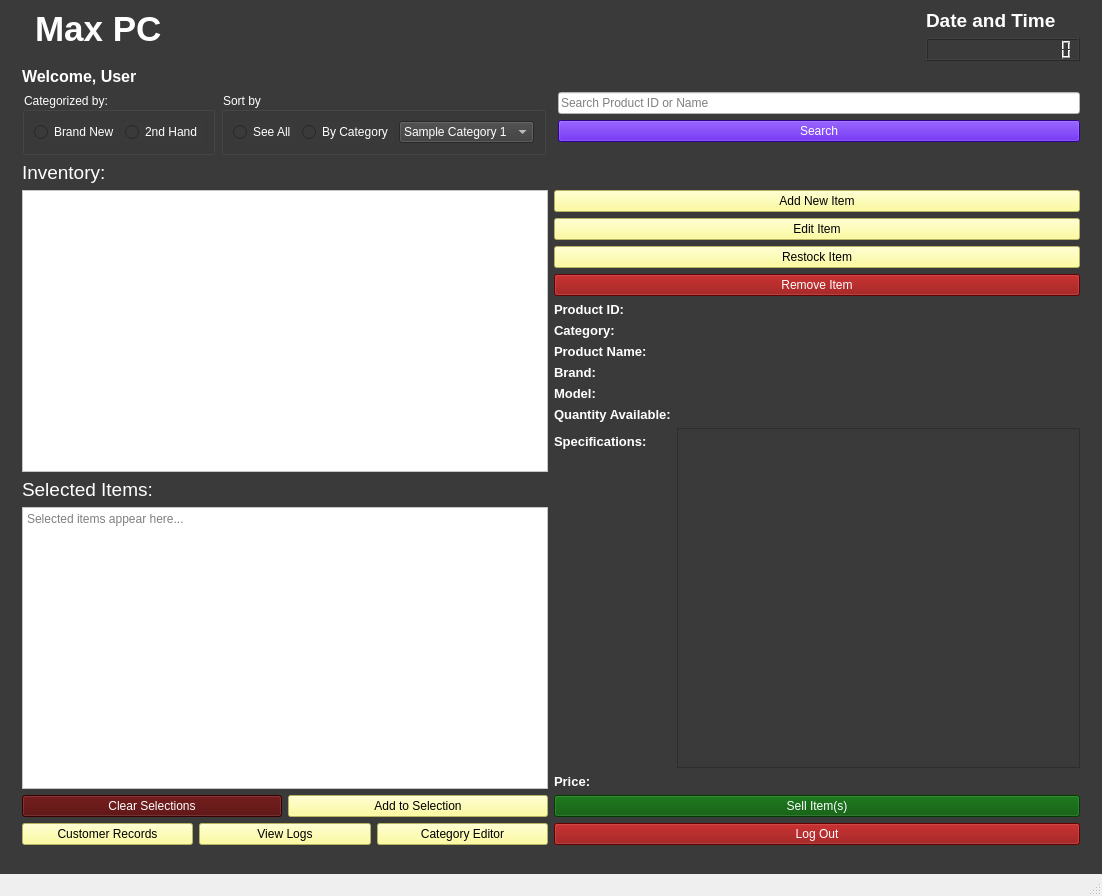
Qt form main.ui (Aenan05/MAXPC) before a commit.
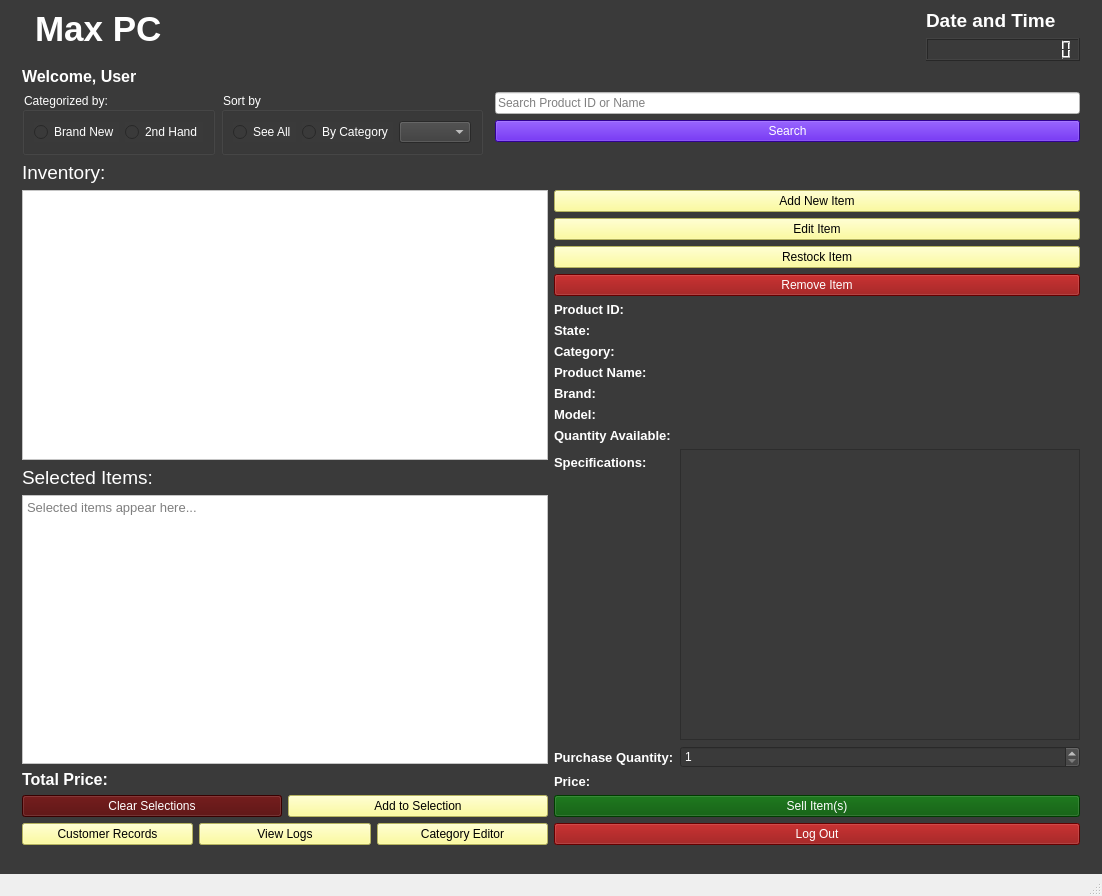
The same form after that commit. Icons and pictures are not drawn.

Commit message: 051823 0203 main table, ui update, working display

The edit to the form file:
```diff
--- a/main.ui
+++ b/main.ui
@@ -212,21 +212,9 @@
                <property name="styleSheet">
                 <string notr="true">color: rgb(255, 255, 255);</string>
                </property>
-               <item>
-                <property name="text">
-                 <string>Sample Category 1</string>
-                </property>
-               </item>
-               <item>
-                <property name="text">
-                 <string>Sample Category 2</string>
-                </property>
-               </item>
-               <item>
-                <property name="text">
-                 <string>Sample Category 3</string>
-                </property>
-               </item>
+               <property name="sizeAdjustPolicy">
+                <enum>QComboBox::AdjustToContents</enum>
+               </property>
               </widget>
              </item>
             </layout>
@@ -280,10 +268,12 @@
           <item>
            <layout class="QVBoxLayout" name="verticalLayout_2">
             <item>
-             <widget class="QTableView" name="tblData">
+             <widget class="QTableWidget" name="tblData">
               <property name="styleSheet">
-               <string notr="true">
-background-color: rgb(255, 255, 255);</string>
+               <string notr="true">background-color: rgb(255, 255, 255);</string>
+              </property>
+              <property name="wordWrap">
+               <bool>false</bool>
               </property>
              </widget>
             </item>
@@ -305,6 +295,12 @@
             </item>
             <item>
              <widget class="QPlainTextEdit" name="txtSelect">
+              <property name="font">
+               <font>
+                <family>Arial</family>
+                <pointsize>10</pointsize>
+               </font>
+              </property>
               <property name="styleSheet">
                <string notr="true">background-color: rgb(255, 255, 255);</string>
               </property>
@@ -316,6 +312,45 @@
               </property>
              </widget>
             </item>
+            <item>
+             <layout class="QFormLayout" name="formLayout_3">
+              <item row="0" column="0">
+               <widget class="QLabel" name="label_15">
+                <property name="font">
+                 <font>
+                  <pointsize>12</pointsize>
+                  <weight>75</weight>
+                  <bold>true</bold>
+                 </font>
+                </property>
+                <property name="styleSheet">
+                 <string notr="true">color: rgb(255, 255, 255);</string>
+                </property>
+                <property name="text">
+                 <string>Total Price:</string>
+                </property>
+               </widget>
+              </item>
+              <item row="0" column="1">
+               <widget class="QLabel" name="txtTotal">
+                <property name="font">
+                 <font>
+                  <pointsize>12</pointsize>
+                 </font>
+                </property>
+                <property name="styleSheet">
+                 <string notr="true">color: rgb(255, 255, 255);</string>
+                </property>
+                <property name="text">
+                 <string/>
+                </property>
+                <property name="alignment">
+                 <set>Qt::AlignRight|Qt::AlignTrailing|Qt::AlignVCenter</set>
+                </property>
+               </widget>
+              </item>
+             </layout>
+            </item>
            </layout>
           </item>
           <item>
@@ -411,7 +446,7 @@
                 </property>
                </widget>
               </item>
-              <item row="1" column="0">
+              <item row="2" column="0">
                <widget class="QLabel" name="label_9">
                 <property name="font">
                  <font>
@@ -428,7 +463,7 @@
                 </property>
                </widget>
               </item>
-              <item row="1" column="1">
+              <item row="2" column="1">
                <widget class="QLabel" name="txtCat">
                 <property name="font">
                  <font>
@@ -443,7 +478,7 @@
                 </property>
                </widget>
               </item>
-              <item row="2" column="0">
+              <item row="3" column="0">
                <widget class="QLabel" name="label_6">
                 <property name="font">
                  <font>
@@ -460,7 +495,7 @@
                 </property>
                </widget>
               </item>
-              <item row="3" column="0">
+              <item row="4" column="0">
                <widget class="QLabel" name="label_10">
                 <property name="font">
                  <font>
@@ -477,7 +512,7 @@
                 </property>
                </widget>
               </item>
-              <item row="4" column="0">
+              <item row="5" column="0">
                <widget class="QLabel" name="label_11">
                 <property name="font">
                  <font>
@@ -494,7 +529,7 @@
                 </property>
                </widget>
               </item>
-              <item row="5" column="0">
+              <item row="6" column="0">
                <widget class="QLabel" name="label_12">
                 <property name="font">
                  <font>
@@ -511,7 +546,7 @@
                 </property>
                </widget>
               </item>
-              <item row="6" column="0">
+              <item row="7" column="0">
                <widget class="QLabel" name="label_13">
                 <property name="font">
                  <font>
@@ -528,8 +563,8 @@
                 </property>
                </widget>
               </item>
-              <item row="6" column="1">
-               <widget class="QPlainTextEdit" name="plainTextEdit">
+              <item row="7" column="1">
+               <widget class="QPlainTextEdit" name="txtSpecs">
                 <property name="font">
                  <font>
                   <pointsize>10</pointsize>
@@ -546,7 +581,7 @@
                 </property>
                </widget>
               </item>
-              <item row="7" column="0">
+              <item row="9" column="0">
                <widget class="QLabel" name="label_14">
                 <property name="font">
                  <font>
@@ -563,8 +598,8 @@
                 </property>
                </widget>
               </item>
-              <item row="7" column="1">
-               <widget class="QLabel" name="label_15">
+              <item row="9" column="1">
+               <widget class="QLabel" name="txtUP">
                 <property name="font">
                  <font>
                   <pointsize>10</pointsize>
@@ -581,23 +616,8 @@
                 </property>
                </widget>
               </item>
-              <item row="2" column="1">
-               <widget class="QLabel" name="txtName">
-                <property name="font">
-                 <font>
-                  <pointsize>10</pointsize>
-                 </font>
-                </property>
-                <property name="styleSheet">
-                 <string notr="true">color: rgb(255, 255, 255);</string>
-                </property>
-                <property name="text">
-                 <string/>
-                </property>
-               </widget>
-              </item>
               <item row="3" column="1">
-               <widget class="QLabel" name="txtBrand">
+               <widget class="QLabel" name="txtName">
                 <property name="font">
                  <font>
                   <pointsize>10</pointsize>
@@ -612,7 +632,7 @@
                </widget>
               </item>
               <item row="4" column="1">
-               <widget class="QLabel" name="txtModel">
+               <widget class="QLabel" name="txtBrand">
                 <property name="font">
                  <font>
                   <pointsize>10</pointsize>
@@ -627,6 +647,21 @@
                </widget>
               </item>
               <item row="5" column="1">
+               <widget class="QLabel" name="txtModel">
+                <property name="font">
+                 <font>
+                  <pointsize>10</pointsize>
+                 </font>
+                </property>
+                <property name="styleSheet">
+                 <string notr="true">color: rgb(255, 255, 255);</string>
+                </property>
+                <property name="text">
+                 <string/>
+                </property>
+               </widget>
+              </item>
+              <item row="6" column="1">
                <widget class="QLabel" name="txtQty">
                 <property name="font">
                  <font>
@@ -641,6 +676,68 @@
                 </property>
                </widget>
               </item>
+              <item row="1" column="0">
+               <widget class="QLabel" name="label_17">
+                <property name="font">
+                 <font>
+                  <pointsize>10</pointsize>
+                  <weight>75</weight>
+                  <bold>true</bold>
+                 </font>
+                </property>
+                <property name="styleSheet">
+                 <string notr="true">color: rgb(255, 255, 255);</string>
+                </property>
+                <property name="text">
+                 <string>State:</string>
+                </property>
+               </widget>
+              </item>
+              <item row="1" column="1">
+               <widget class="QLabel" name="txtState">
+                <property name="font">
+                 <font>
+                  <pointsize>10</pointsize>
+                 </font>
+                </property>
+                <property name="styleSheet">
+                 <string notr="true">color: rgb(255, 255, 255);</string>
+                </property>
+                <property name="text">
+                 <string/>
+                </property>
+               </widget>
+              </item>
+              <item row="8" column="0">
+               <widget class="QLabel" name="label_18">
+                <property name="font">
+                 <font>
+                  <pointsize>10</pointsize>
+                  <weight>75</weight>
+                  <bold>true</bold>
+                 </font>
+                </property>
+                <property name="styleSheet">
+                 <string notr="true">color: rgb(255, 255, 255);</string>
+                </property>
+                <property name="text">
+                 <string>Purchase Quantity:</string>
+                </property>
+               </widget>
+              </item>
+              <item row="8" column="1">
+               <widget class="QSpinBox" name="spinQ">
+                <property name="styleSheet">
+                 <string notr="true">color: rgb(255, 255, 255);</string>
+                </property>
+                <property name="minimum">
+                 <number>1</number>
+                </property>
+                <property name="value">
+                 <number>1</number>
+                </property>
+               </widget>
+              </item>
              </layout>
             </item>
            </layout>
```
The commit also changes 2 other files.
